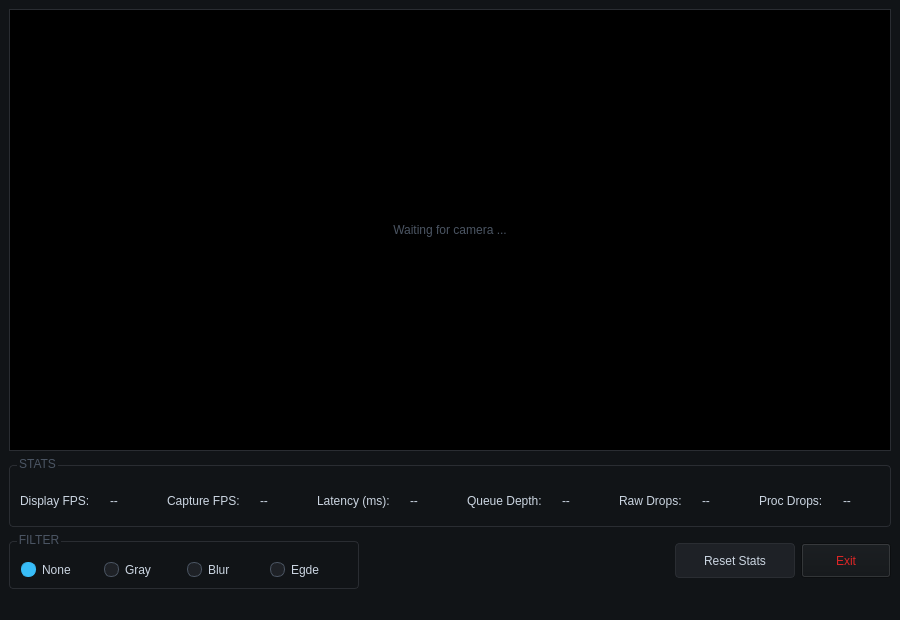
Above: forms/mainwindow.ui from payman-ap/CameraConsole before the change. Below: the same form after it.
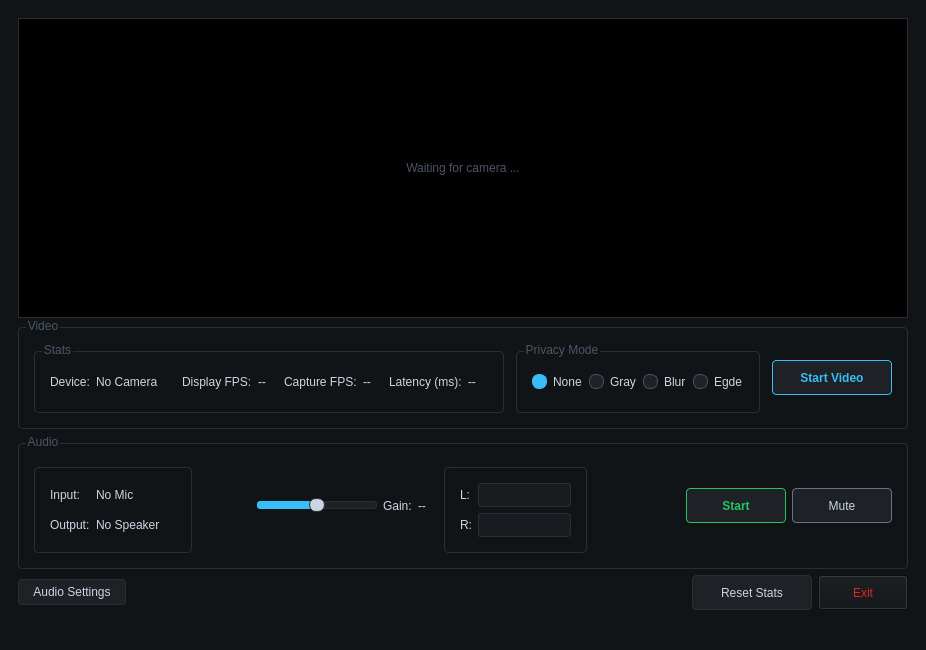
That is the form after the change.

Commit message: page: audio settings feature with dedicated page with visualizers feature added

```diff
--- a/forms/mainwindow.ui
+++ b/forms/mainwindow.ui
@@ -6,8 +6,8 @@
    <rect>
     <x>0</x>
     <y>0</y>
-    <width>900</width>
-    <height>620</height>
+    <width>926</width>
+    <height>650</height>
    </rect>
   </property>
   <property name="minimumSize">
@@ -34,7 +34,11 @@
    <property name="layoutDirection">
     <enum>Qt::LayoutDirection::LeftToRight</enum>
    </property>
-   <layout class="QVBoxLayout" name="verticalLayout" stretch="10,1,1">
+   <layout class="QVBoxLayout" name="verticalLayout">
+    <item>
+     <widget class="QStackedWidget" name="stackedWidgetMain">
+      <widget class="QWidget" name="pageDashboard">
+       <layout class="QVBoxLayout" name="verticalLayout_2">
     <item>
      <widget class="QLabel" name="feedLabel">
       <property name="sizePolicy">
@@ -69,7 +73,38 @@
      </widget>
     </item>
     <item>
-     <widget class="QGroupBox" name="statsGroup">
+         <widget class="QGroupBox" name="videoGroup">
+          <property name="styleSheet">
+           <string notr="true">QGroupBox
+{
+    color: #4b5563;       /* This sets the title text color to gray */
+    border: 1px solid #2a2d32;  /* Match your dark borders */
+    border-radius: 4px;
+    margin-top: 8px;      /* Shrinks the awkward top spacing */
+    padding: 6px;
+}
+
+QGroupBox::title
+{
+    subcontrol-origin: margin;
+    left: 8px;            /* Aligns text beautifully to the top left */
+}</string>
+          </property>
+          <property name="title">
+           <string>Video</string>
+          </property>
+          <property name="alignment">
+           <set>Qt::AlignmentFlag::AlignLeading|Qt::AlignmentFlag::AlignLeft|Qt::AlignmentFlag::AlignTop</set>
+          </property>
+          <layout class="QHBoxLayout" name="horizontalLayout_22">
+           <item>
+            <widget class="QGroupBox" name="videoStatsGroup">
+             <property name="sizePolicy">
+              <sizepolicy hsizetype="Expanding" vsizetype="Fixed">
+               <horstretch>0</horstretch>
+               <verstretch>0</verstretch>
+              </sizepolicy>
+             </property>
       <property name="minimumSize">
        <size>
         <width>0</width>
@@ -93,27 +128,56 @@
 }</string>
       </property>
       <property name="title">
-       <string>STATS</string>
+              <string>Stats</string>
       </property>
       <property name="alignment">
        <set>Qt::AlignmentFlag::AlignLeading|Qt::AlignmentFlag::AlignLeft|Qt::AlignmentFlag::AlignTop</set>
       </property>
-      <layout class="QHBoxLayout" name="horizontalLayout_3">
-       <property name="spacing">
-        <number>20</number>
-       </property>
-       <property name="leftMargin">
-        <number>8</number>
-       </property>
-       <property name="topMargin">
-        <number>8</number>
-       </property>
-       <property name="rightMargin">
-        <number>8</number>
-       </property>
-       <property name="bottomMargin">
-        <number>8</number>
-       </property>
+             <layout class="QHBoxLayout" name="horizontalLayout_23">
+              <item>
+               <widget class="QLabel" name="labelVideoDevice">
+                <property name="styleSheet">
+                 <string notr="true">QLabel
+{
+    color: #cbd5e1;
+}</string>
+                </property>
+                <property name="text">
+                 <string>Device:</string>
+                </property>
+               </widget>
+              </item>
+              <item>
+               <widget class="QLabel" name="lblVideoDeviceName">
+                <property name="sizePolicy">
+                 <sizepolicy hsizetype="Fixed" vsizetype="Preferred">
+                  <horstretch>0</horstretch>
+                  <verstretch>0</verstretch>
+                 </sizepolicy>
+                </property>
+                <property name="minimumSize">
+                 <size>
+                  <width>80</width>
+                  <height>0</height>
+                 </size>
+                </property>
+                <property name="maximumSize">
+                 <size>
+                  <width>150</width>
+                  <height>16777215</height>
+                 </size>
+                </property>
+                <property name="styleSheet">
+                 <string notr="true">QLabel
+{
+    color: #cbd5e1;
+}</string>
+                </property>
+                <property name="text">
+                 <string>No Camera</string>
+                </property>
+               </widget>
+              </item>
        <item>
         <widget class="QLabel" name="labelDisplay">
          <property name="styleSheet">
@@ -129,6 +193,18 @@
        </item>
        <item>
         <widget class="QLabel" name="lblDisplayFps">
+                <property name="sizePolicy">
+                 <sizepolicy hsizetype="Fixed" vsizetype="Preferred">
+                  <horstretch>0</horstretch>
+                  <verstretch>0</verstretch>
+                 </sizepolicy>
+                </property>
+                <property name="minimumSize">
+                 <size>
+                  <width>20</width>
+                  <height>0</height>
+                 </size>
+                </property>
          <property name="styleSheet">
           <string notr="true">QLabel
 {
@@ -155,6 +231,18 @@
        </item>
        <item>
         <widget class="QLabel" name="lblCaptureFps">
+                <property name="sizePolicy">
+                 <sizepolicy hsizetype="Fixed" vsizetype="Preferred">
+                  <horstretch>0</horstretch>
+                  <verstretch>0</verstretch>
+                 </sizepolicy>
+                </property>
+                <property name="minimumSize">
+                 <size>
+                  <width>20</width>
+                  <height>0</height>
+                 </size>
+                </property>
          <property name="styleSheet">
           <string notr="true">QLabel
 {
@@ -181,128 +269,51 @@
        </item>
        <item>
         <widget class="QLabel" name="lblLatency">
-         <property name="styleSheet">
-          <string notr="true">QLabel
-{
-    color: #cbd5e1;
-}</string>
-         </property>
-         <property name="text">
-          <string>--</string>
-         </property>
-        </widget>
-       </item>
-       <item>
-        <widget class="QLabel" name="labelQueue">
-         <property name="styleSheet">
-          <string notr="true">QLabel
-{
-    color: #cbd5e1;
-}</string>
-         </property>
-         <property name="text">
-          <string>Queue Depth:</string>
-         </property>
-        </widget>
-       </item>
-       <item>
-        <widget class="QLabel" name="lblQueueDepth">
-         <property name="styleSheet">
-          <string notr="true">QLabel
-{
-    color: #cbd5e1;
-}</string>
-         </property>
-         <property name="text">
-          <string>--</string>
-         </property>
-        </widget>
-       </item>
-       <item>
-        <widget class="QLabel" name="labelRaw">
-         <property name="styleSheet">
-          <string notr="true">QLabel
-{
-    color: #cbd5e1;
-}</string>
-         </property>
-         <property name="text">
-          <string>Raw Drops:</string>
-         </property>
-        </widget>
-       </item>
-       <item>
-        <widget class="QLabel" name="lblRawDrops">
-         <property name="styleSheet">
-          <string notr="true">QLabel
-{
-    color: #cbd5e1;
-}</string>
-         </property>
-         <property name="text">
-          <string>--</string>
-         </property>
-        </widget>
-       </item>
-       <item>
-        <widget class="QLabel" name="labelProc">
-         <property name="styleSheet">
-          <string notr="true">QLabel
-{
-    color: #cbd5e1;
-}</string>
-         </property>
-         <property name="text">
-          <string>Proc Drops:</string>
-         </property>
-        </widget>
-       </item>
-       <item>
-        <widget class="QLabel" name="lblProcDrops">
-         <property name="styleSheet">
-          <string notr="true">QLabel
-{
-    color: #cbd5e1;
-}</string>
-         </property>
-         <property name="text">
-          <string>--</string>
-         </property>
-        </widget>
-       </item>
-      </layout>
-     </widget>
-    </item>
-    <item>
-     <layout class="QHBoxLayout" name="horizontalLayout">
-      <item>
-       <widget class="QGroupBox" name="filterGroup">
+                <property name="sizePolicy">
+                 <sizepolicy hsizetype="Fixed" vsizetype="Preferred">
+                  <horstretch>0</horstretch>
+                  <verstretch>0</verstretch>
+                 </sizepolicy>
+                </property>
         <property name="minimumSize">
          <size>
-          <width>350</width>
+                  <width>20</width>
           <height>0</height>
          </size>
         </property>
         <property name="styleSheet">
-         <string notr="true">QGroupBox
+                 <string notr="true">QLabel
 {
-    color: #4b5563;
-    border: 1px solid #2a2d32;
-    border-radius: 4px;
-    margin-top: 8px;
-    padding: 6px;
-}
-
-QGroupBox::title
-{
-    subcontrol-origin: margin;
-    left: 8px;
+    color: #cbd5e1;
 }</string>
         </property>
+                <property name="text">
+                 <string>--</string>
+                </property>
+               </widget>
+              </item>
+             </layout>
+            </widget>
+           </item>
+           <item>
+            <spacer name="horizontalSpacer_23">
+             <property name="orientation">
+              <enum>Qt::Orientation::Horizontal</enum>
+             </property>
+             <property name="sizeHint" stdset="0">
+              <size>
+               <width>4</width>
+               <height>20</height>
+              </size>
+             </property>
+            </spacer>
+           </item>
+           <item>
+            <widget class="QGroupBox" name="privacyGroup">
         <property name="title">
-         <string>FILTER</string>
-        </property>
-        <layout class="QHBoxLayout" name="horizontalLayout_2">
+              <string>Privacy Mode</string>
+             </property>
+             <layout class="QHBoxLayout" name="horizontalLayout_24">
          <item>
           <widget class="QRadioButton" name="rbNone">
            <property name="styleSheet">
@@ -442,12 +453,475 @@
        </widget>
       </item>
       <item>
+            <spacer name="horizontalSpacer_24">
+             <property name="orientation">
+              <enum>Qt::Orientation::Horizontal</enum>
+             </property>
+             <property name="sizeHint" stdset="0">
+              <size>
+               <width>4</width>
+               <height>20</height>
+              </size>
+             </property>
+            </spacer>
+           </item>
+           <item>
+            <widget class="QPushButton" name="btnVideoStart">
+             <property name="minimumSize">
+              <size>
+               <width>120</width>
+               <height>35</height>
+              </size>
+             </property>
+             <property name="maximumSize">
+              <size>
+               <width>120</width>
+               <height>35</height>
+              </size>
+             </property>
+             <property name="styleSheet">
+              <string notr="true">QPushButton
+{
+    background:#1e2126;
+
+    color:#38bdf8;
+
+    border:1px solid #38bdf8;
+    border-radius:4px;
+
+    padding:5px 14px;
+    font-weight:bold;
+}
+
+QPushButton:hover
+{
+    background:#38bdf8;
+    color:#111417;
+}
+
+QPushButton:pressed
+{
+    background:#0ea5e9;
+}</string>
+             </property>
+             <property name="text">
+              <string>Start Video</string>
+             </property>
+            </widget>
+           </item>
+          </layout>
+         </widget>
+        </item>
+        <item>
+         <widget class="QGroupBox" name="audioGroup">
+          <property name="styleSheet">
+           <string notr="true">QGroupBox
+{
+    color: #4b5563;       /* This sets the title text color to gray */
+    border: 1px solid #2a2d32;  /* Match your dark borders */
+    border-radius: 4px;
+    margin-top: 8px;      /* Shrinks the awkward top spacing */
+    padding: 6px;
+}
+
+QGroupBox::title
+{
+    subcontrol-origin: margin;
+    left: 8px;            /* Aligns text beautifully to the top left */
+}</string>
+          </property>
+          <property name="title">
+           <string>Audio</string>
+          </property>
+          <property name="alignment">
+           <set>Qt::AlignmentFlag::AlignLeading|Qt::AlignmentFlag::AlignLeft|Qt::AlignmentFlag::AlignTop</set>
+          </property>
+          <layout class="QHBoxLayout" name="horizontalLayout_21">
+           <item>
+            <widget class="QGroupBox" name="audioDeviceGroup">
+             <property name="styleSheet">
+              <string notr="true">QLabel {
+    color: #cbd5e1;
+}</string>
+             </property>
+             <property name="title">
+              <string/>
+             </property>
+             <layout class="QGridLayout" name="gridLayout_9">
+              <item row="0" column="0">
+               <widget class="QLabel" name="labelAudioInputDevice">
+                <property name="text">
+                 <string>Input:</string>
+                </property>
+               </widget>
+              </item>
+              <item row="0" column="1">
+               <widget class="QLabel" name="lblAudioInputDevice">
+                <property name="sizePolicy">
+                 <sizepolicy hsizetype="Fixed" vsizetype="Preferred">
+                  <horstretch>0</horstretch>
+                  <verstretch>0</verstretch>
+                 </sizepolicy>
+                </property>
+                <property name="minimumSize">
+                 <size>
+                  <width>80</width>
+                  <height>0</height>
+                 </size>
+                </property>
+                <property name="text">
+                 <string>No Mic</string>
+                </property>
+               </widget>
+              </item>
+              <item row="1" column="0">
+               <widget class="QLabel" name="labelAudioOutputDevice">
+                <property name="text">
+                 <string>Output:</string>
+                </property>
+               </widget>
+              </item>
+              <item row="1" column="1">
+               <widget class="QLabel" name="lblAudioOutputDevice">
+                <property name="sizePolicy">
+                 <sizepolicy hsizetype="Fixed" vsizetype="Preferred">
+                  <horstretch>0</horstretch>
+                  <verstretch>0</verstretch>
+                 </sizepolicy>
+                </property>
+                <property name="minimumSize">
+                 <size>
+                  <width>80</width>
+                  <height>0</height>
+                 </size>
+                </property>
+                <property name="text">
+                 <string>No Speaker</string>
+                </property>
+               </widget>
+              </item>
+             </layout>
+            </widget>
+           </item>
+           <item>
        <spacer name="horizontalSpacer">
         <property name="orientation">
          <enum>Qt::Orientation::Horizontal</enum>
         </property>
         <property name="sizeHint" stdset="0">
          <size>
+               <width>46</width>
+               <height>20</height>
+              </size>
+             </property>
+            </spacer>
+           </item>
+           <item>
+            <widget class="QSlider" name="sliderAudioGain">
+             <property name="sizePolicy">
+              <sizepolicy hsizetype="Preferred" vsizetype="Fixed">
+               <horstretch>0</horstretch>
+               <verstretch>0</verstretch>
+              </sizepolicy>
+             </property>
+             <property name="minimumSize">
+              <size>
+               <width>120</width>
+               <height>0</height>
+              </size>
+             </property>
+             <property name="maximumSize">
+              <size>
+               <width>200</width>
+               <height>16777215</height>
+              </size>
+             </property>
+             <property name="styleSheet">
+              <string notr="true">QSlider::groove:horizontal {
+    border: 1px solid #2a2d32;
+    height: 6px;
+    background: #1e2126;
+    border-radius: 3px;
+}
+QSlider::sub-page:horizontal {
+    background: #38bdf8; /* Colored volume bar up to the handle */
+    border-radius: 3px;
+}
+QSlider::handle:horizontal {
+    background: #cbd5e1;
+    border: 1px solid #2a2d32;
+    width: 14px;
+    margin-top: -4px;
+    margin-bottom: -4px;
+    border-radius: 7px;
+}
+QSlider::handle:horizontal:hover {
+    background: #ffffff;
+    border-color: #38bdf8;
+}</string>
+             </property>
+             <property name="maximum">
+              <number>100</number>
+             </property>
+             <property name="value">
+              <number>50</number>
+             </property>
+             <property name="orientation">
+              <enum>Qt::Orientation::Horizontal</enum>
+             </property>
+            </widget>
+           </item>
+           <item>
+            <widget class="QLabel" name="labelGain">
+             <property name="styleSheet">
+              <string notr="true">QLabel {
+    color: #cbd5e1;
+}</string>
+             </property>
+             <property name="text">
+              <string>Gain:</string>
+             </property>
+            </widget>
+           </item>
+           <item>
+            <widget class="QLabel" name="lblSliderAudioGain">
+             <property name="sizePolicy">
+              <sizepolicy hsizetype="Fixed" vsizetype="Preferred">
+               <horstretch>0</horstretch>
+               <verstretch>0</verstretch>
+              </sizepolicy>
+             </property>
+             <property name="minimumSize">
+              <size>
+               <width>20</width>
+               <height>0</height>
+              </size>
+             </property>
+             <property name="maximumSize">
+              <size>
+               <width>20</width>
+               <height>16777215</height>
+              </size>
+             </property>
+             <property name="styleSheet">
+              <string notr="true">QLabel {
+    color: #cbd5e1;
+}</string>
+             </property>
+             <property name="text">
+              <string>--</string>
+             </property>
+            </widget>
+           </item>
+           <item>
+            <widget class="QGroupBox" name="audioMeterGroup">
+             <property name="sizePolicy">
+              <sizepolicy hsizetype="Expanding" vsizetype="Preferred">
+               <horstretch>0</horstretch>
+               <verstretch>0</verstretch>
+              </sizepolicy>
+             </property>
+             <property name="styleSheet">
+              <string notr="true">QLabel {
+    color: #cbd5e1;
+}</string>
+             </property>
+             <property name="title">
+              <string/>
+             </property>
+             <layout class="QGridLayout" name="gridLayout_10">
+              <item row="0" column="0">
+               <widget class="QLabel" name="labelAudioMeterLeft">
+                <property name="text">
+                 <string>L:</string>
+                </property>
+               </widget>
+              </item>
+              <item row="0" column="1">
+               <widget class="QProgressBar" name="audioLevelLeft">
+                <property name="styleSheet">
+                 <string notr="true">QProgressBar
+{
+    border:1px solid #2a2d32;
+    background:#181b1f;
+    border-radius:3px;
+}
+
+QProgressBar::chunk
+{
+    background:#22c55e;
+}</string>
+                </property>
+                <property name="value">
+                 <number>0</number>
+                </property>
+                <property name="textVisible">
+                 <bool>false</bool>
+                </property>
+               </widget>
+              </item>
+              <item row="1" column="0">
+               <widget class="QLabel" name="labelAudioMeterRight">
+                <property name="text">
+                 <string>R:</string>
+                </property>
+               </widget>
+              </item>
+              <item row="1" column="1">
+               <widget class="QProgressBar" name="audioLevelRight">
+                <property name="styleSheet">
+                 <string notr="true">QProgressBar
+{
+    border:1px solid #2a2d32;
+    background:#181b1f;
+    border-radius:3px;
+}
+
+QProgressBar::chunk
+{
+    background:#22c55e;
+}</string>
+                </property>
+                <property name="value">
+                 <number>0</number>
+                </property>
+                <property name="textVisible">
+                 <bool>false</bool>
+                </property>
+               </widget>
+              </item>
+             </layout>
+            </widget>
+           </item>
+           <item>
+            <spacer name="horizontalSpacer_2">
+             <property name="orientation">
+              <enum>Qt::Orientation::Horizontal</enum>
+             </property>
+             <property name="sizeHint" stdset="0">
+              <size>
+               <width>93</width>
+               <height>20</height>
+              </size>
+             </property>
+            </spacer>
+           </item>
+           <item>
+            <widget class="QPushButton" name="btnAudioStart">
+             <property name="minimumSize">
+              <size>
+               <width>100</width>
+               <height>35</height>
+              </size>
+             </property>
+             <property name="maximumSize">
+              <size>
+               <width>100</width>
+               <height>35</height>
+              </size>
+             </property>
+             <property name="styleSheet">
+              <string notr="true">QPushButton
+{
+    background:#1e2126;
+    color:#22c55e;
+
+    border:1px solid #22c55e;
+    border-radius:4px;
+
+    padding:5px 14px;
+    font-weight:bold;
+}
+
+QPushButton:hover
+{
+    background:#22c55e;
+    color:#111417;
+}
+
+QPushButton:pressed
+{
+    background:#16a34a;
+}</string>
+             </property>
+             <property name="text">
+              <string>Start</string>
+             </property>
+            </widget>
+           </item>
+           <item>
+            <widget class="QPushButton" name="btnMute">
+             <property name="minimumSize">
+              <size>
+               <width>100</width>
+               <height>35</height>
+              </size>
+             </property>
+             <property name="maximumSize">
+              <size>
+               <width>100</width>
+               <height>35</height>
+              </size>
+             </property>
+             <property name="styleSheet">
+              <string notr="true">QPushButton
+{
+    background:#1e2126;
+    color:#cbd5e1;
+
+    border:1px solid #64748b;
+    border-radius:4px;
+
+    padding:5px 14px;
+}
+
+QPushButton:hover
+{
+    background:#64748b;
+    color:white;
+}
+
+QPushButton:pressed
+{
+    background:#475569;
+}</string>
+             </property>
+             <property name="text">
+              <string>Mute</string>
+             </property>
+            </widget>
+           </item>
+          </layout>
+         </widget>
+        </item>
+        <item>
+         <layout class="QHBoxLayout" name="horizontalLayout_25">
+          <item>
+           <widget class="QPushButton" name="btnAudioSettings">
+            <property name="styleSheet">
+             <string notr="true">QPushButton
+{
+    background:#1e2126;
+    color:#cbd5e1;
+
+    border:1px solid #2a2d32;
+    border-radius:4px;
+
+    padding:5px 14px;
+}</string>
+            </property>
+            <property name="text">
+             <string>Audio Settings</string>
+            </property>
+           </widget>
+          </item>
+          <item>
+           <spacer name="horizontalSpacer_25">
+            <property name="orientation">
+             <enum>Qt::Orientation::Horizontal</enum>
+            </property>
+            <property name="sizeHint" stdset="0">
+             <size>
           <width>88</width>
           <height>20</height>
          </size>
@@ -462,6 +936,12 @@
           <height>35</height>
          </size>
         </property>
+            <property name="maximumSize">
+             <size>
+              <width>120</width>
+              <height>35</height>
+             </size>
+            </property>
         <property name="styleSheet">
          <string notr="true">QPushButton
 {
@@ -496,12 +976,24 @@
       </item>
       <item>
        <widget class="QPushButton" name="btnExit">
+            <property name="sizePolicy">
+             <sizepolicy hsizetype="Fixed" vsizetype="Fixed">
+              <horstretch>0</horstretch>
+              <verstretch>0</verstretch>
+             </sizepolicy>
+            </property>
         <property name="minimumSize">
          <size>
           <width>90</width>
           <height>35</height>
          </size>
         </property>
+            <property name="maximumSize">
+             <size>
+              <width>90</width>
+              <height>35</height>
+             </size>
+            </property>
         <property name="styleSheet">
          <string notr="true">QPushButton#btnExit
 {
@@ -526,6 +1018,148 @@
     </item>
    </layout>
   </widget>
+      <widget class="QWidget" name="pageAudioSettings">
+       <widget class="QLabel" name="labelInputDevice">
+        <property name="geometry">
+         <rect>
+          <x>40</x>
+          <y>0</y>
+          <width>101</width>
+          <height>21</height>
+         </rect>
+        </property>
+        <property name="styleSheet">
+         <string notr="true">QLabel {
+    color: #cbd5e1;
+}</string>
+        </property>
+        <property name="text">
+         <string>Microphone</string>
+        </property>
+       </widget>
+       <widget class="QLabel" name="labelOutputDevice">
+        <property name="geometry">
+         <rect>
+          <x>40</x>
+          <y>60</y>
+          <width>101</width>
+          <height>21</height>
+         </rect>
+        </property>
+        <property name="styleSheet">
+         <string notr="true">QLabel {
+    color: #cbd5e1;
+}</string>
+        </property>
+        <property name="text">
+         <string>Speaker</string>
+        </property>
+       </widget>
+       <widget class="QComboBox" name="cbInputDevice">
+        <property name="geometry">
+         <rect>
+          <x>200</x>
+          <y>0</y>
+          <width>381</width>
+          <height>32</height>
+         </rect>
+        </property>
+       </widget>
+       <widget class="QComboBox" name="cbOutputDevice">
+        <property name="geometry">
+         <rect>
+          <x>200</x>
+          <y>50</y>
+          <width>381</width>
+          <height>32</height>
+         </rect>
+        </property>
+       </widget>
+       <widget class="QPushButton" name="btnApplyAudioDevices">
+        <property name="geometry">
+         <rect>
+          <x>690</x>
+          <y>10</y>
+          <width>121</width>
+          <height>31</height>
+         </rect>
+        </property>
+        <property name="styleSheet">
+         <string notr="true">QPushButton
+{
+    background:#1e2126;
+    color:#cbd5e1;
+
+    border:1px solid #2a2d32;
+    border-radius:4px;
+
+    padding:5px 14px;
+}</string>
+        </property>
+        <property name="text">
+         <string>Apply</string>
+        </property>
+       </widget>
+       <widget class="QPushButton" name="btnBackAudioSettings">
+        <property name="geometry">
+         <rect>
+          <x>10</x>
+          <y>540</y>
+          <width>121</width>
+          <height>31</height>
+         </rect>
+        </property>
+        <property name="styleSheet">
+         <string notr="true">QPushButton
+{
+    background:#1e2126;
+    color:#cbd5e1;
+
+    border:1px solid #2a2d32;
+    border-radius:4px;
+
+    padding:5px 14px;
+}</string>
+        </property>
+        <property name="text">
+         <string>Back</string>
+        </property>
+       </widget>
+       <widget class="QWidget" name="widgetEnvelope" native="true">
+        <property name="geometry">
+         <rect>
+          <x>169</x>
+          <y>120</y>
+          <width>700</width>
+          <height>100</height>
+         </rect>
+        </property>
+       </widget>
+       <widget class="QWidget" name="widgetWaveform" native="true">
+        <property name="geometry">
+         <rect>
+          <x>170</x>
+          <y>240</y>
+          <width>700</width>
+          <height>150</height>
+         </rect>
+        </property>
+       </widget>
+       <widget class="QWidget" name="widgetSpectrum" native="true">
+        <property name="geometry">
+         <rect>
+          <x>170</x>
+          <y>410</y>
+          <width>700</width>
+          <height>160</height>
+         </rect>
+        </property>
+       </widget>
+      </widget>
+     </widget>
+    </item>
+   </layout>
+  </widget>
   <widget class="QMenuBar" name="menubar">
    <property name="geometry">
     <rect>
```
Left out of the diff: 2 changed lines with no effect on the pictures. Lines whose indentation alone changed are shown as unchanged. The commit also changes 37 other files.
